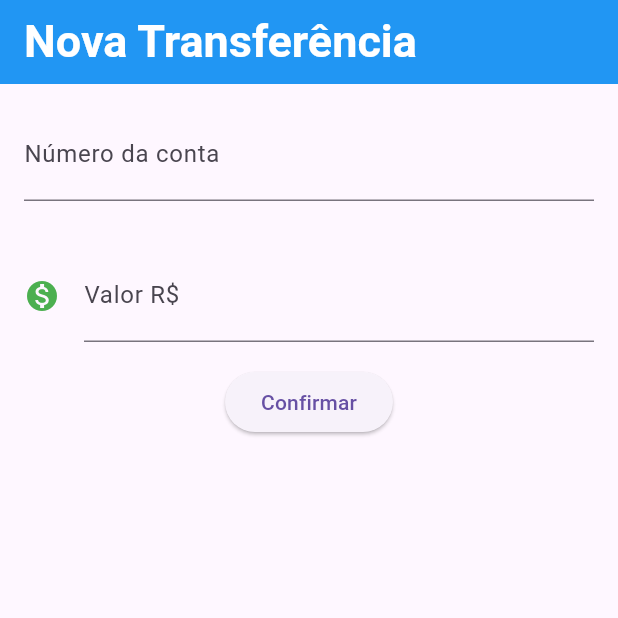
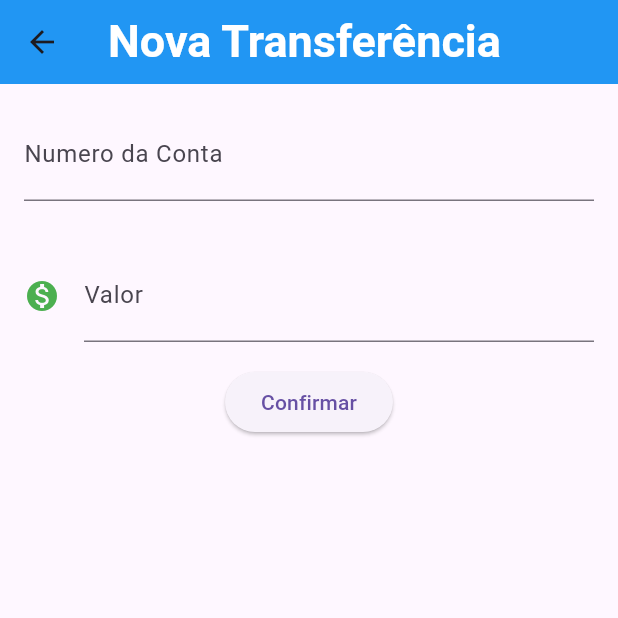
Before and after one commit to rafaelcf00/projeto_flutter_dsm5, a Flutter app: the FormularioTransferencia screen opened directly, after a tap on "Confirmar", on a phone screen of 412 x 824 dp, the top half of it. Run offline on Flutter 3.47's test engine with Material 3 defaults, Android fonts, the phone set to English and light mode, and no system bars.

Commit message:
Aula.22.03.2024

```diff
--- a/lib/main.dart
+++ b/lib/main.dart
@@ -9,14 +9,15 @@ class BankApp extends StatelessWidget {
   Widget build(BuildContext context) {
     return MaterialApp(
       home: Scaffold(
-        body: FormularioTransferencia(),
+        body: ListaTransferencias(),
       ),
     );
   }
 }
 
 class FormularioTransferencia extends StatelessWidget {
-  final TextEditingController _controladorCampoNumeroConta = TextEditingController();
+  final TextEditingController _controladorCampoNumeroConta =
+      TextEditingController();
   final TextEditingController _controladorCampoValor = TextEditingController();
 
   FormularioTransferencia({super.key});
@@ -30,55 +31,81 @@ class FormularioTransferencia extends StatelessWidget {
         title: Text(
           'Nova Transferência',
           style: TextStyle(
-              color: Colors.white, fontSize: 30, fontWeight: FontWeight.bold),
+            color: Colors.white,
+            fontSize: 30,
+            fontWeight: FontWeight.bold,
+          ),
         ),
       ),
       body: Column(
         children: [
-          Padding(
-            padding: EdgeInsets.all(16.0),
-            child: TextField(
-              controller: _controladorCampoNumeroConta,
-              style: TextStyle(
-                fontSize: 20.0,
-              ),
-              decoration: InputDecoration(
-                labelText: 'Número da conta',
-                hintStyle: TextStyle(color: Colors.grey),
-                hintText: '0000',
-              ),
-              keyboardType: TextInputType.number,
-            ),
+          Editor(
+            controlador: _controladorCampoNumeroConta,
+            rotulo: 'Numero da Conta',
+            dica: '0000',
           ),
-          Padding(
-            padding: EdgeInsets.all(16.0),
-            child: TextField(
-              controller: _controladorCampoValor,
-              style: TextStyle(
-                fontSize: 20.0,
-              ),
-              decoration: InputDecoration(
-                icon: Icon(Icons.monetization_on, color: Colors.green),
-                labelText: 'Valor R\$',
-                hintStyle: TextStyle(color: Colors.grey),
-                hintText: '0.00',
-              ),
-              keyboardType: TextInputType.number,
-            ),
+          Editor(
+            controlador: _controladorCampoValor,
+            rotulo: 'Valor',
+            dica: '0.00',
+            icone: Icons.monetization_on,
           ),
           ElevatedButton(
             child: Text('Confirmar'),
             onPressed: () {
-              debugPrint('clicou no confirmar');
-              final int? numeroConta = int.tryParse(_controladorCampoNumeroConta.text);
-              final double? valor = double.tryParse(_controladorCampoValor.text);
-              if(numeroConta != null && valor != null){
-                final transferenciaCriada = Transferencia(valor, numeroConta);
-                debugPrint('$transferenciaCriada');
-              }
+              _criaTransferencia(
+                _controladorCampoNumeroConta,
+                _controladorCampoValor,
+              );
             },
           ),
         ],
+      ),
+    );
+  }
+
+  void _criaTransferencia(
+    controladorCampoNumeroConta,
+    controladorCampoValor,
+  ) {
+    final int? numeroConta = int.tryParse(controladorCampoNumeroConta.text);
+    final double? valor = double.tryParse(controladorCampoValor.text);
+    if (numeroConta != null && valor != null) {
+      final transferenciaCriada = Transferencia(valor, numeroConta);
+      debugPrint('$transferenciaCriada');
+    }
+  }
+}
+
+class Editor extends StatelessWidget {
+  final TextEditingController? controlador;
+  final String? rotulo;
+  final String? dica;
+  final IconData? icone;
+
+  Editor({super.key, this.controlador, this.rotulo, this.dica, this.icone});
+
+  @override
+  Widget build(BuildContext context) {
+    return Padding(
+      padding: EdgeInsets.all(16.0),
+      child: TextField(
+        controller: controlador,
+        style: TextStyle(
+          fontSize: 20.0,
+        ),
+        decoration: InputDecoration(
+          icon: icone != null
+              ? Icon(
+                  icone,
+                  color: Colors.green,
+                )
+              : null,
+          labelText: rotulo,
+          hintStyle: TextStyle(color: Colors.grey),
+          hintText: dica,
+        ),
+        keyboardType: TextInputType.number,
       ),
     );
   }
@@ -96,20 +123,33 @@ class ListaTransferencias extends StatelessWidget {
         title: Text(
           'Transferências',
           style: TextStyle(
-              color: Colors.white, fontSize: 30, fontWeight: FontWeight.bold),
+            color: Colors.white,
+            fontSize: 30,
+            fontWeight: FontWeight.bold,
+          ),
         ),
       ),
       body: Column(
         children: [
           ItemTransferencia(
-            Transferencia(100.0, 1000),
+            Transferencia(
+              100.0,
+              1000,
+            ),
           ),
         ],
       ),
       floatingActionButton: FloatingActionButton(
         backgroundColor: Colors.blue,
-        onPressed: () {},
-        child: Icon(Icons.add, color: Colors.white),
+        onPressed: () {
+          Navigator.push(context,MaterialPageRoute(builder: (context){
+            return FormularioTransferencia();
+          }));
+        },
+        child: Icon(
+          Icons.add,
+          color: Colors.white,
+        ),
       ),
     );
   }
```
